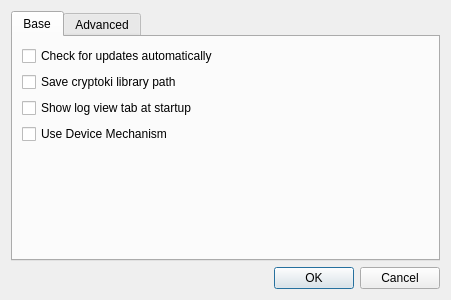
Old version of the form CryptokiMan/settings_dlg.ui in the repository jykim74/CryptokiMan.
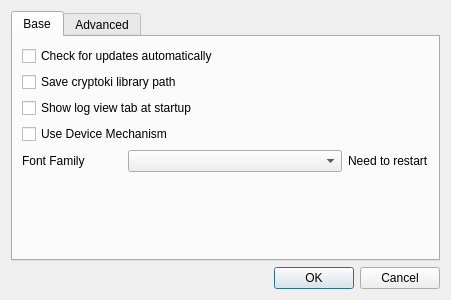
New version of the form.

Commit message: Font Family 설정 기능 추가

Diff of the .ui file:
```diff
--- a/CryptokiMan/settings_dlg.ui
+++ b/CryptokiMan/settings_dlg.ui
@@ -52,6 +52,49 @@
          </property>
         </widget>
        </item>
+       <item>
+        <layout class="QGridLayout" name="gridLayout_4">
+         <property name="topMargin">
+          <number>0</number>
+         </property>
+         <item row="0" column="0">
+          <widget class="QLabel" name="label_5">
+           <property name="minimumSize">
+            <size>
+             <width>100</width>
+             <height>0</height>
+            </size>
+           </property>
+           <property name="maximumSize">
+            <size>
+             <width>100</width>
+             <height>16777215</height>
+            </size>
+           </property>
+           <property name="text">
+            <string>Font Family</string>
+           </property>
+          </widget>
+         </item>
+         <item row="0" column="1">
+          <widget class="QComboBox" name="mFontFamilyCombo">
+           <property name="sizePolicy">
+            <sizepolicy hsizetype="Preferred" vsizetype="Fixed">
+             <horstretch>1</horstretch>
+             <verstretch>0</verstretch>
+            </sizepolicy>
+           </property>
+          </widget>
+         </item>
+         <item row="0" column="2">
+          <widget class="QLabel" name="label_6">
+           <property name="text">
+            <string>Need to restart</string>
+           </property>
+          </widget>
+         </item>
+        </layout>
+       </item>
        <item>
         <spacer name="verticalSpacer">
          <property name="orientation">
```
The commit also changes 5 other files.
